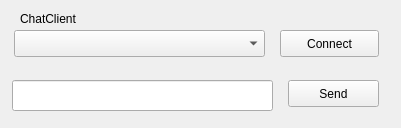
First picture: the form in secureChat/secureChatClient/selectionwindow.ui, repository skralick/ECE3574HW7, before the edit.
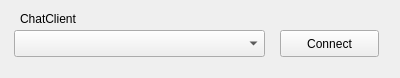
Second picture: the form after the edit.

Patch:
```diff
--- a/secureChat/secureChatClient/selectionwindow.ui
+++ b/secureChat/secureChatClient/selectionwindow.ui
@@ -6,36 +6,13 @@
    <rect>
     <x>0</x>
     <y>0</y>
-    <width>401</width>
-    <height>128</height>
+    <width>400</width>
+    <height>78</height>
    </rect>
   </property>
   <property name="windowTitle">
    <string>Form</string>
   </property>
-  <widget class="QLineEdit" name="sendLine">
-   <property name="geometry">
-    <rect>
-     <x>12</x>
-     <y>80</y>
-     <width>261</width>
-     <height>31</height>
-    </rect>
-   </property>
-  </widget>
-  <widget class="QPushButton" name="sendButton">
-   <property name="geometry">
-    <rect>
-     <x>288</x>
-     <y>80</y>
-     <width>91</width>
-     <height>27</height>
-    </rect>
-   </property>
-   <property name="text">
-    <string>Send</string>
-   </property>
-  </widget>
   <widget class="QComboBox" name="clientSelectBox">
    <property name="geometry">
     <rect>
```
